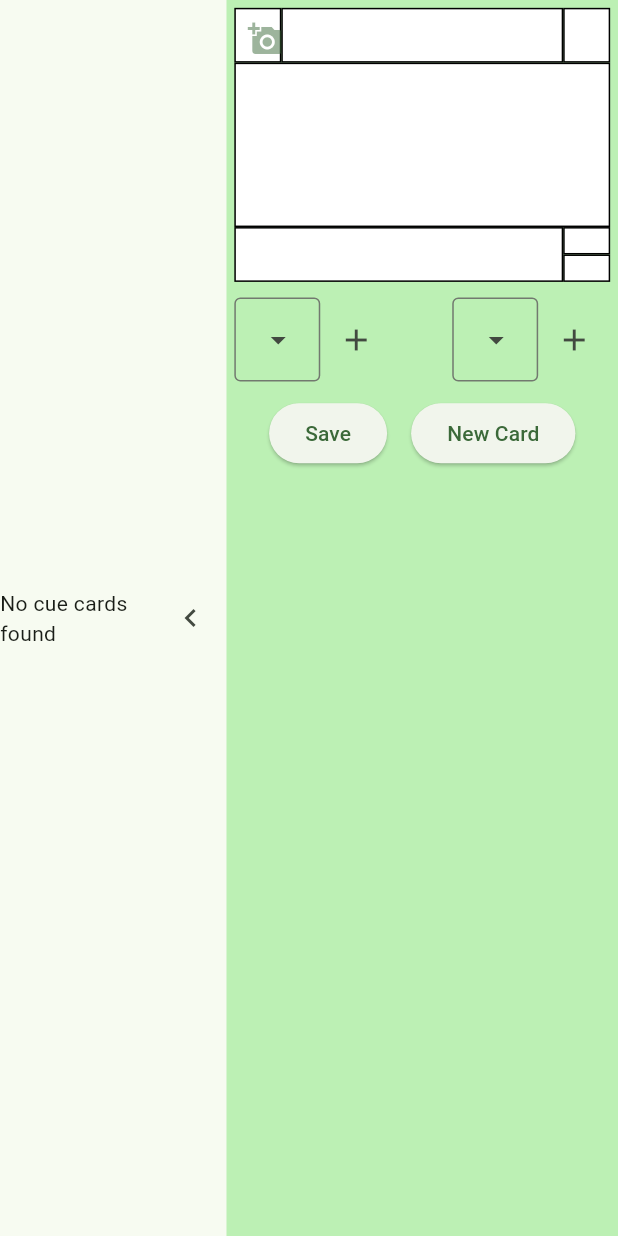
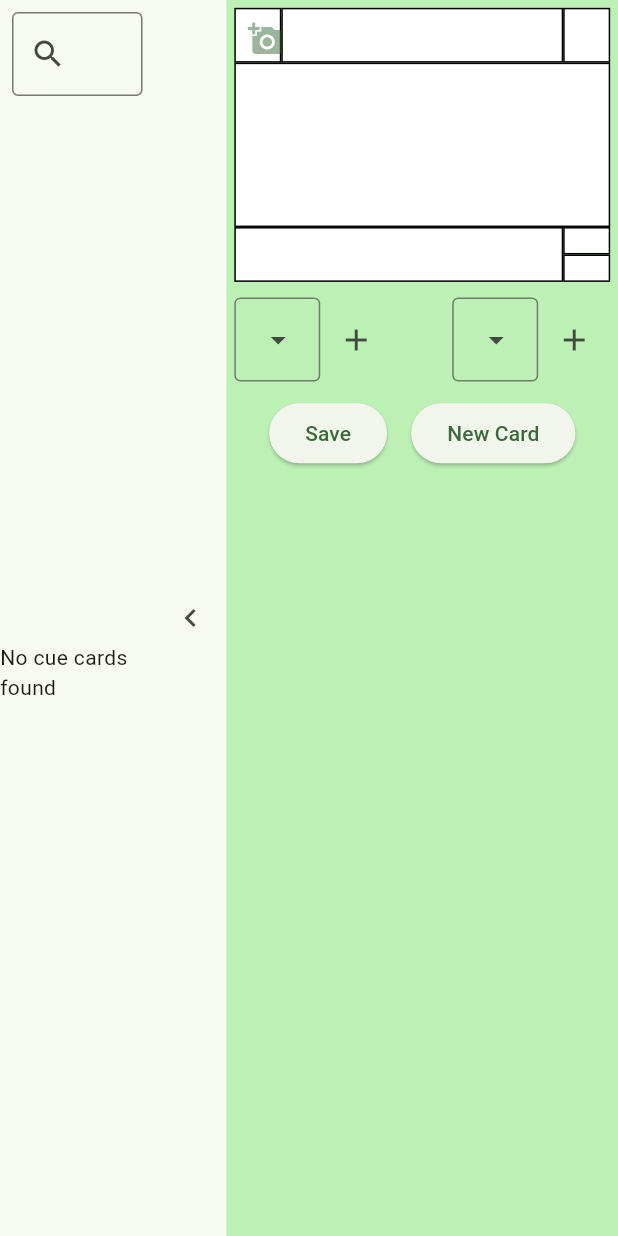
Before and after one commit to SynsLyns/dnd_cuecard_app, a Flutter app: the screen it shows after launch, on a phone screen of 412 x 824 dp. Run offline on Flutter 3.47's test engine with Material 3 defaults, Android fonts, the phone set to English and light mode, and no system bars; our stand-ins replace flutter_colorpicker, image_picker, sqflite_common_ffi; accounts and stored records are empty.

Commit message:
Add search by title to cuecards

```diff
--- a/lib/screens/cue_card_library_view.dart
+++ b/lib/screens/cue_card_library_view.dart
@@ -1,4 +1,5 @@
 import 'package:dnd_cuecard_app/app_state.dart';
+import 'package:dnd_cuecard_app/models/cue_card.dart';
 import 'package:flutter/material.dart';
 import 'package:provider/provider.dart';
 import 'package:dnd_cuecard_app/widgets/cue_card_widgets/hoverable_cue_card.dart';
@@ -11,22 +12,66 @@ class CueCardLibraryView extends StatefulWidget {
 }
 
 class _CueCardLibraryViewState extends State<CueCardLibraryView> {
+  final TextEditingController _searchController = TextEditingController();
+  String _searchText = '';
+
+  @override
+  void initState() {
+    super.initState();
+    _searchController.addListener(() {
+      setState(() {
+        _searchText = _searchController.text;
+      });
+    });
+  }
+
+  @override
+  void dispose() {
+    _searchController.dispose();
+    super.dispose();
+  }
+
   @override
   Widget build(BuildContext context) {
-    var appState = context.watch<AppState>();
-    final cueCards = appState.cueCards;
+    AppState appState = context.watch<AppState>();
+    final List<CueCard> allCueCards = appState.cueCards;
 
-    if (cueCards.isEmpty) {
-      return const Center(child: Text('No cue cards found'));
-    }
+    final filteredCueCards = allCueCards.where((cueCard) {
+      return (cueCard.title ?? '').toLowerCase().contains(_searchText.toLowerCase());
+    }).toList();
 
-    return ListView.builder(
-      padding: const EdgeInsets.all(8.0),
-      itemCount: cueCards.length,
-      itemBuilder: (context, index) {
-        final cueCard = cueCards[index];
-        return HoverableCueCard(cueCard: cueCard);
-      },
+    return Column(
+      children: [
+        Padding(
+          padding: const EdgeInsets.all(8.0),
+          child: TextField(
+            controller: _searchController,
+            decoration: const InputDecoration(
+              labelText: 'Search by title',
+              border: OutlineInputBorder(),
+              prefixIcon: Icon(Icons.search),
+            ),
+          ),
+        ),
+        Expanded(
+          child: filteredCueCards.isEmpty
+              ? Center(
+                  child: Text(
+                    _searchText.isEmpty
+                        ? 'No cue cards found'
+                        : 'No matching cue cards found',
+                  ),
+                )
+              : ListView.builder(
+                  padding: const EdgeInsets.all(8.0),
+                  itemCount: filteredCueCards.length,
+                  itemBuilder: (context, index) {
+                    final cueCard = filteredCueCards[index];
+                    return HoverableCueCard(cueCard: cueCard);
+                  },
+                ),
+        ),
+      ],
     );
   }
 }
```
